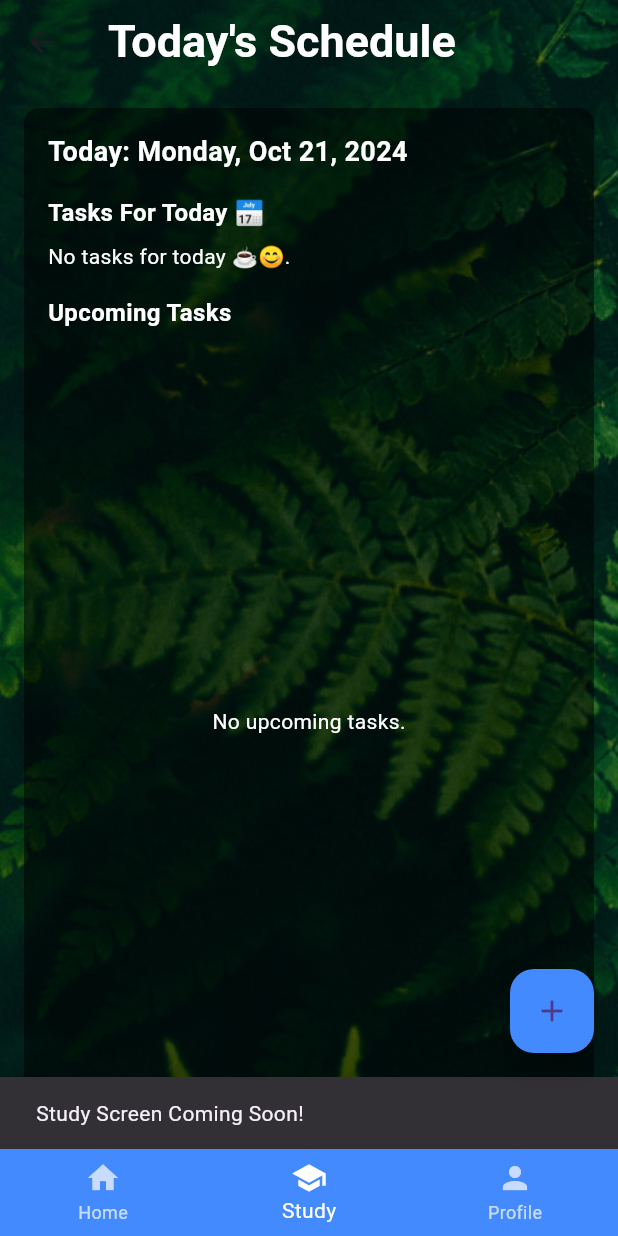
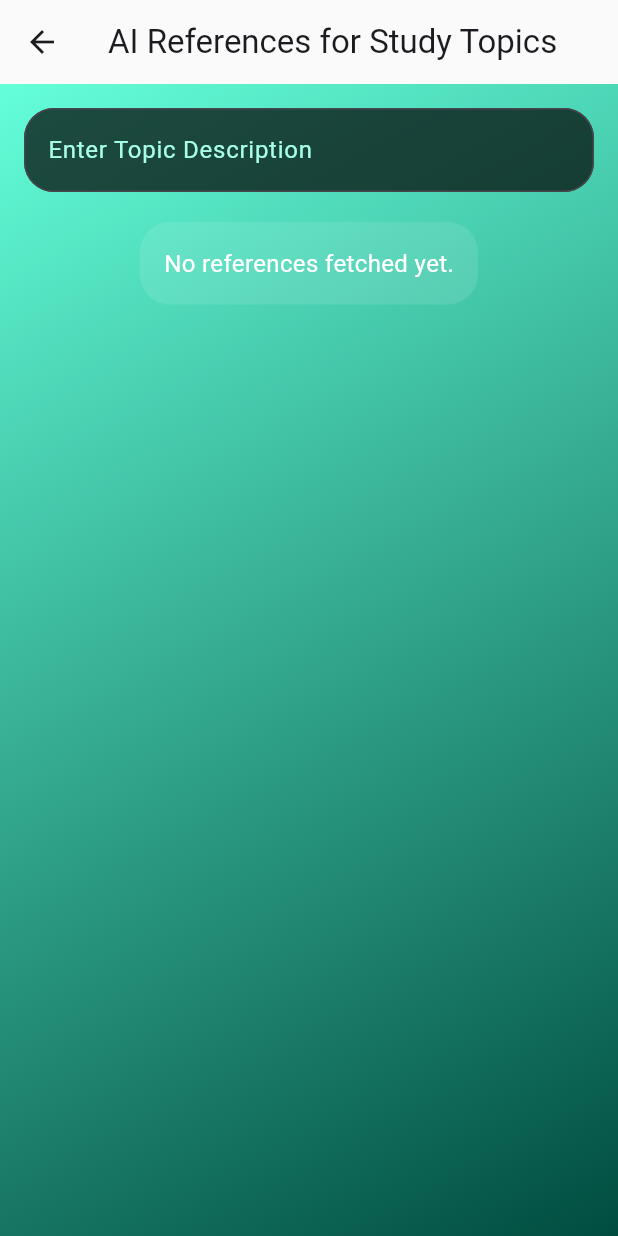
Before and after one commit to arshak-codes/student_task_app, a Flutter app: the HomeScreen screen opened by its route, item 2 of the bottom bar chosen, on a phone screen of 412 x 824 dp. Run offline on Flutter 3.47's test engine with Material 3 defaults, Android fonts, the phone set to English and light mode, and no system bars; our stand-ins replace flutter_spinkit, shared_preferences, sqflite; accounts and stored records are empty.

Commit message:
study section added

```diff
--- a/lib/home.dart
+++ b/lib/home.dart
@@ -1,6 +1,7 @@
 // lib/screens/home_screen.dart
 import 'package:flutter/material.dart';
 import 'package:intl/intl.dart'; // For date formatting
+import 'package:student_task_app/study.dart';
 import 'profile.dart';
 
 import '../models/task.dart';
@@ -364,8 +365,8 @@ class _HomeScreenState extends State<HomeScreen> with TickerProviderStateMixin {
               break;
             case 1:
               // Navigate to Study Screen (Placeholder)
-              ScaffoldMessenger.of(context).showSnackBar(
-                const SnackBar(content: Text('Study Screen Coming Soon!')),
+             Navigator.push(context,
+             MaterialPageRoute(builder:(context)=> StudyScreen()),
               );
               break;
             case 2:
--- a/lib/main.dart
+++ b/lib/main.dart
@@ -3,6 +3,7 @@ import 'package:student_task_app/home.dart' as home;
 import 'package:student_task_app/login.dart' as login;
 import 'package:student_task_app/splash_screen.dart' as splash;
 import 'package:student_task_app/profile.dart' as profile;
+import 'package:student_task_app/study.dart' as study;
 void main() {
   WidgetsFlutterBinding.ensureInitialized(); // Initialize bindings
   runApp(const MyApp());
@@ -21,6 +22,7 @@ class MyApp extends StatelessWidget {
         '/login': (context) => const login.LoginScreen(), // LoginScreen route
         '/home': (context) => home.HomeScreen(), // HomeScreen route
         '/profile': (context) => profile.ProfileScreen(),
+        '/study':(context) =>study.StudyScreen(),
       },
     );
   }
--- /dev/null
+++ b/lib/study.dart
@@ -0,0 +1,131 @@
+import 'package:flutter/material.dart';
+import 'package:http/http.dart' as http;
+import 'dart:convert';
+import 'dart:async';
+import 'package:flutter_spinkit/flutter_spinkit.dart';
+
+class StudyScreen extends StatefulWidget {
+  @override
+  _StudyScreenState createState() => _StudyScreenState();
+}
+
+class _StudyScreenState extends State<StudyScreen> {
+  final TextEditingController _controller = TextEditingController();
+  String _response = '';
+  Timer? _debounce;
+  bool _loading = false;
+
+  Future<void> fetchReferences(String topic) async {
+    setState(() {
+      _loading = true;
+    });
+
+    final apiUrl = 'https://api.example.com/get-references'; // Replace with the actual API
+    final response = await http.post(
+      Uri.parse(apiUrl),
+      headers: {
+        'Content-Type': 'application/json',
+      },
+      body: jsonEncode({'topic': topic}),
+    );
+
+    setState(() {
+      _loading = false;
+    });
+
+    if (response.statusCode == 200) {
+      setState(() {
+        _response = jsonDecode(response.body)['references'];
+      });
+    } else {
+      setState(() {
+        _response = 'Failed to retrieve references.';
+      });
+    }
+  }
+
+  void _onTopicChanged(String topic) {
+    if (_debounce?.isActive ?? false) _debounce?.cancel();
+    _debounce = Timer(const Duration(milliseconds: 1000), () {
+      if (topic.isNotEmpty) {
+        fetchReferences(topic);
+      }
+    });
+  }
+
+  @override
+  void dispose() {
+    _debounce?.cancel();
+    _controller.dispose();
+    super.dispose();
+  }
+
+  @override
+  Widget build(BuildContext context) {
+    return Scaffold(
+      appBar: AppBar(
+        title: Text('AI References for Study Topics'),
+        backgroundColor: const Color.fromARGB(221, 250, 250, 250),
+      ),
+      body: Stack(
+        children: [
+          Container(
+            decoration: BoxDecoration(
+              gradient: LinearGradient(
+                begin: Alignment.topLeft,
+                end: Alignment.bottomRight,
+                colors: [Colors.tealAccent[200]!, Colors.teal[900]!],
+              ),
+            ),
+          ),
+          Padding(
+            padding: const EdgeInsets.all(16.0),
+            child: Column(
+              children: [
+                TextField(
+                  controller: _controller,
+                  onChanged: _onTopicChanged,
+                  style: TextStyle(color: Colors.white),
+                  decoration: InputDecoration(
+                    labelText: 'Enter Topic Description',
+                    labelStyle: TextStyle(color: Colors.tealAccent[100]),
+                    filled: true,
+                    fillColor: Colors.black.withOpacity(0.7),
+                    border: OutlineInputBorder(
+                      borderRadius: BorderRadius.circular(20),
+                    ),
+                  ),
+                ),
+                SizedBox(height: 20),
+                Expanded(
+                  child: _loading
+                      ? Center(
+                          child: SpinKitFadingCircle(
+                            color: Colors.tealAccent,
+                            size: 50.0,
+                          ),
+                        )
+                      : SingleChildScrollView(
+                          child: Container(
+                            padding: EdgeInsets.all(16),
+                            decoration: BoxDecoration(
+                              color: Colors.white.withOpacity(0.1),
+                              borderRadius: BorderRadius.circular(20),
+                            ),
+                            child: Text(
+                              _response.isEmpty
+                                  ? 'No references fetched yet.'
+                                  : _response,
+                              style: TextStyle(fontSize: 16, color: Colors.white),
+                            ),
+                          ),
+                        ),
+                ),
+              ],
+            ),
+          ),
+        ],
+      ),
+    );
+  }
+}
--- a/pubspec.yaml
+++ b/pubspec.yaml
@@ -34,6 +34,8 @@ dependencies:
   sizer: ^3.0.3
   shared_preferences: ^2.3.2
   sqflite: ^2.3.3+1
+  http: ^1.2.2
+  flutter_spinkit: ^5.2.1
 
   # The following adds the Cupertino Icons font to your application.
   # Use with the CupertinoIcons class for iOS style icons.
```
Also changed, not shown: pubspec.lock.
